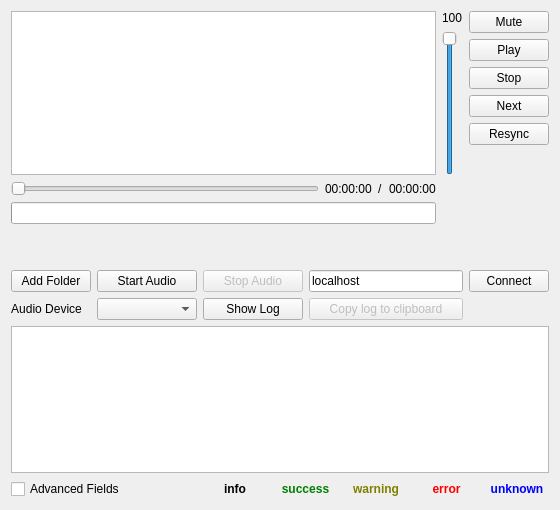
Before: the Qt Designer form MusicClient/musicplayer.ui in yoyourmister/TinaS, drawn with Qt 5.
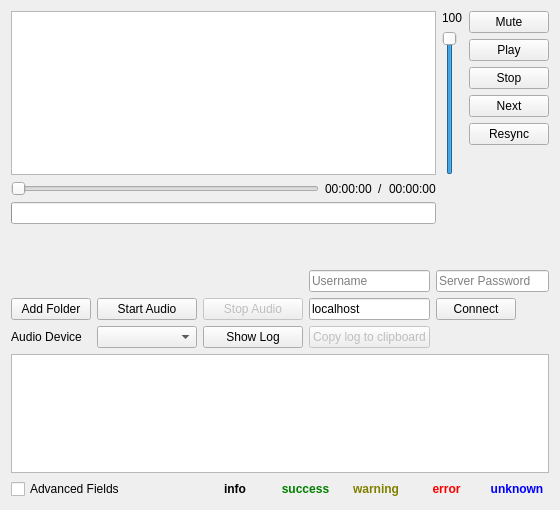
After: the same form once the commit is applied.

Commit message: -added MusicClient CloseEvent to properly disconnectConnection -beginning to implement username

The edit to the form file:
```diff
--- a/MusicClient/musicplayer.ui
+++ b/MusicClient/musicplayer.ui
@@ -16,7 +16,153 @@
   <layout class="QGridLayout" name="gridLayout_2">
    <item row="16" column="0" colspan="3">
     <layout class="QGridLayout" name="gridLayout">
-     <item row="2" column="0" rowspan="2" colspan="5">
+     <item row="1" column="3">
+      <widget class="QLineEdit" name="editIP">
+       <property name="sizePolicy">
+        <sizepolicy hsizetype="Preferred" vsizetype="Fixed">
+         <horstretch>0</horstretch>
+         <verstretch>0</verstretch>
+        </sizepolicy>
+       </property>
+       <property name="toolTip">
+        <string>&lt;html&gt;&lt;head/&gt;&lt;body&gt;&lt;p&gt;Insert IP address of host and click connect&lt;/p&gt;&lt;/body&gt;&lt;/html&gt;</string>
+       </property>
+       <property name="text">
+        <string>localhost</string>
+       </property>
+       <property name="placeholderText">
+        <string>IP Address</string>
+       </property>
+      </widget>
+     </item>
+     <item row="5" column="0" colspan="2">
+      <widget class="QCheckBox" name="check_advancedFields">
+       <property name="text">
+        <string>Advanced Fields</string>
+       </property>
+      </widget>
+     </item>
+     <item row="1" column="1">
+      <widget class="QPushButton" name="but_device">
+       <property name="sizePolicy">
+        <sizepolicy hsizetype="Maximum" vsizetype="Fixed">
+         <horstretch>0</horstretch>
+         <verstretch>0</verstretch>
+        </sizepolicy>
+       </property>
+       <property name="minimumSize">
+        <size>
+         <width>100</width>
+         <height>0</height>
+        </size>
+       </property>
+       <property name="maximumSize">
+        <size>
+         <width>100</width>
+         <height>16777215</height>
+        </size>
+       </property>
+       <property name="text">
+        <string>Start Audio</string>
+       </property>
+      </widget>
+     </item>
+     <item row="2" column="0">
+      <widget class="QLabel" name="label_audioDevicce">
+       <property name="sizePolicy">
+        <sizepolicy hsizetype="Maximum" vsizetype="Fixed">
+         <horstretch>0</horstretch>
+         <verstretch>0</verstretch>
+        </sizepolicy>
+       </property>
+       <property name="text">
+        <string>Audio Device</string>
+       </property>
+       <property name="alignment">
+        <set>Qt::AlignCenter</set>
+       </property>
+      </widget>
+     </item>
+     <item row="2" column="1">
+      <widget class="QComboBox" name="box_devices">
+       <property name="sizePolicy">
+        <sizepolicy hsizetype="Preferred" vsizetype="Fixed">
+         <horstretch>0</horstretch>
+         <verstretch>0</verstretch>
+        </sizepolicy>
+       </property>
+       <property name="minimumSize">
+        <size>
+         <width>100</width>
+         <height>0</height>
+        </size>
+       </property>
+       <property name="maximumSize">
+        <size>
+         <width>100</width>
+         <height>16777215</height>
+        </size>
+       </property>
+      </widget>
+     </item>
+     <item row="1" column="4">
+      <widget class="QPushButton" name="but_connect">
+       <property name="sizePolicy">
+        <sizepolicy hsizetype="Maximum" vsizetype="Fixed">
+         <horstretch>0</horstretch>
+         <verstretch>0</verstretch>
+        </sizepolicy>
+       </property>
+       <property name="toolTip">
+        <string>&lt;html&gt;&lt;head/&gt;&lt;body&gt;&lt;p&gt;Connect to host with given IP address&lt;/p&gt;&lt;/body&gt;&lt;/html&gt;</string>
+       </property>
+       <property name="text">
+        <string>Connect</string>
+       </property>
+      </widget>
+     </item>
+     <item row="2" column="2">
+      <widget class="QPushButton" name="but_showlog">
+       <property name="text">
+        <string>Show Log</string>
+       </property>
+       <property name="checkable">
+        <bool>true</bool>
+       </property>
+       <property name="checked">
+        <bool>false</bool>
+       </property>
+      </widget>
+     </item>
+     <item row="1" column="2">
+      <widget class="QPushButton" name="but_stopDevice">
+       <property name="enabled">
+        <bool>false</bool>
+       </property>
+       <property name="sizePolicy">
+        <sizepolicy hsizetype="Maximum" vsizetype="Fixed">
+         <horstretch>0</horstretch>
+         <verstretch>0</verstretch>
+        </sizepolicy>
+       </property>
+       <property name="minimumSize">
+        <size>
+         <width>100</width>
+         <height>0</height>
+        </size>
+       </property>
+       <property name="maximumSize">
+        <size>
+         <width>100</width>
+         <height>16777215</height>
+        </size>
+       </property>
+       <property name="text">
+        <string>Stop Audio</string>
+       </property>
+      </widget>
+     </item>
+     <item row="3" column="0" rowspan="2" colspan="5">
       <widget class="QTableWidget" name="logWidget">
        <attribute name="horizontalHeaderVisible">
         <bool>false</bool>
@@ -64,170 +210,27 @@
        </column>
       </widget>
      </item>
-     <item row="1" column="1">
-      <widget class="QComboBox" name="box_devices">
-       <property name="sizePolicy">
-        <sizepolicy hsizetype="Preferred" vsizetype="Fixed">
-         <horstretch>0</horstretch>
-         <verstretch>0</verstretch>
-        </sizepolicy>
-       </property>
-       <property name="minimumSize">
-        <size>
-         <width>100</width>
-         <height>0</height>
-        </size>
-       </property>
-       <property name="maximumSize">
-        <size>
-         <width>100</width>
-         <height>16777215</height>
-        </size>
-       </property>
-      </widget>
-     </item>
-     <item row="0" column="2">
-      <widget class="QPushButton" name="but_stopDevice">
-       <property name="enabled">
-        <bool>false</bool>
-       </property>
-       <property name="sizePolicy">
-        <sizepolicy hsizetype="Maximum" vsizetype="Fixed">
-         <horstretch>0</horstretch>
-         <verstretch>0</verstretch>
-        </sizepolicy>
-       </property>
-       <property name="minimumSize">
-        <size>
-         <width>100</width>
-         <height>0</height>
-        </size>
-       </property>
-       <property name="maximumSize">
-        <size>
-         <width>100</width>
-         <height>16777215</height>
-        </size>
-       </property>
-       <property name="text">
-        <string>Stop Audio</string>
-       </property>
-      </widget>
-     </item>
-     <item row="1" column="2">
-      <widget class="QPushButton" name="but_showlog">
-       <property name="text">
-        <string>Show Log</string>
-       </property>
-       <property name="checkable">
-        <bool>true</bool>
-       </property>
-       <property name="checked">
-        <bool>false</bool>
-       </property>
-      </widget>
-     </item>
-     <item row="1" column="3">
-      <widget class="QPushButton" name="but_log2clip">
-       <property name="enabled">
-        <bool>false</bool>
-       </property>
-       <property name="text">
-        <string>Copy log to clipboard</string>
-       </property>
-      </widget>
-     </item>
-     <item row="0" column="4">
-      <widget class="QPushButton" name="but_connect">
-       <property name="sizePolicy">
-        <sizepolicy hsizetype="Maximum" vsizetype="Fixed">
-         <horstretch>0</horstretch>
-         <verstretch>0</verstretch>
-        </sizepolicy>
-       </property>
-       <property name="toolTip">
-        <string>&lt;html&gt;&lt;head/&gt;&lt;body&gt;&lt;p&gt;Connect to host with given IP address&lt;/p&gt;&lt;/body&gt;&lt;/html&gt;</string>
-       </property>
-       <property name="text">
-        <string>Connect</string>
-       </property>
-      </widget>
-     </item>
-     <item row="0" column="0">
+     <item row="1" column="0">
       <widget class="QPushButton" name="but_addFolder">
        <property name="text">
         <string>Add Folder</string>
        </property>
       </widget>
      </item>
-     <item row="0" column="3">
-      <widget class="QLineEdit" name="editIP">
-       <property name="sizePolicy">
-        <sizepolicy hsizetype="Preferred" vsizetype="Fixed">
-         <horstretch>0</horstretch>
-         <verstretch>0</verstretch>
-        </sizepolicy>
+     <item row="2" column="3">
+      <widget class="QPushButton" name="but_log2clip">
+       <property name="enabled">
+        <bool>false</bool>
        </property>
        <property name="toolTip">
         <string>&lt;html&gt;&lt;head/&gt;&lt;body&gt;&lt;p&gt;Insert IP address of host and click connect&lt;/p&gt;&lt;/body&gt;&lt;/html&gt;</string>
        </property>
        <property name="text">
-        <string>localhost</string>
+        <string>Copy log to clipboard</string>
        </property>
-       <property name="placeholderText">
-        <string>IP Address</string>
-       </property>
       </widget>
      </item>
-     <item row="0" column="1">
-      <widget class="QPushButton" name="but_device">
-       <property name="sizePolicy">
-        <sizepolicy hsizetype="Maximum" vsizetype="Fixed">
-         <horstretch>0</horstretch>
-         <verstretch>0</verstretch>
-        </sizepolicy>
-       </property>
-       <property name="minimumSize">
-        <size>
-         <width>100</width>
-         <height>0</height>
-        </size>
-       </property>
-       <property name="maximumSize">
-        <size>
-         <width>100</width>
-         <height>16777215</height>
-        </size>
-       </property>
-       <property name="text">
-        <string>Start Audio</string>
-       </property>
-      </widget>
-     </item>
-     <item row="1" column="0">
-      <widget class="QLabel" name="label_audioDevicce">
-       <property name="sizePolicy">
-        <sizepolicy hsizetype="Maximum" vsizetype="Fixed">
-         <horstretch>0</horstretch>
-         <verstretch>0</verstretch>
-        </sizepolicy>
-       </property>
-       <property name="text">
-        <string>Audio Device</string>
-       </property>
-       <property name="alignment">
-        <set>Qt::AlignCenter</set>
-       </property>
-      </widget>
-     </item>
-     <item row="4" column="0" colspan="2">
-      <widget class="QCheckBox" name="check_advancedFields">
-       <property name="text">
-        <string>Advanced Fields</string>
-       </property>
-      </widget>
-     </item>
-     <item row="4" column="2" colspan="3">
+     <item row="5" column="2" colspan="3">
       <layout class="QHBoxLayout" name="horizontalLayout_2">
        <item>
         <widget class="QLabel" name="label_log_i">
@@ -281,6 +284,20 @@
        </item>
       </layout>
      </item>
+     <item row="0" column="4">
+      <widget class="QLineEdit" name="lineEdit_2">
+       <property name="placeholderText">
+        <string>Server Password</string>
+       </property>
+      </widget>
+     </item>
+     <item row="0" column="3">
+      <widget class="QLineEdit" name="lineEdit">
+       <property name="placeholderText">
+        <string>Username</string>
+       </property>
+      </widget>
+     </item>
     </layout>
    </item>
    <item row="0" column="0" rowspan="10">
```
Left out of the diff: 201 changed lines with no effect on the pictures. The commit also changes 6 other files.
